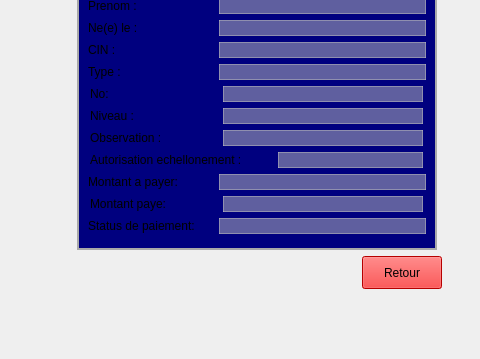
Above: myProject/payement.ui from Radosetra/Projet-QT before the change; both pictures show x 0 to 480 and y 154 to 513 of the 804 by 513 pixel window. Below: the same form after it.
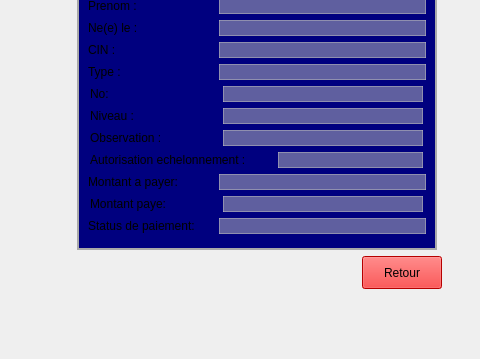
That is the form after the change.

```diff
--- a/myProject/payement.ui
+++ b/myProject/payement.ui
@@ -223,7 +223,7 @@
                </size>
               </property>
               <property name="text">
-               <string>Autorisation echellonement :</string>
+               <string>Autorisation echelonnement :</string>
               </property>
              </widget>
             </item>
```
